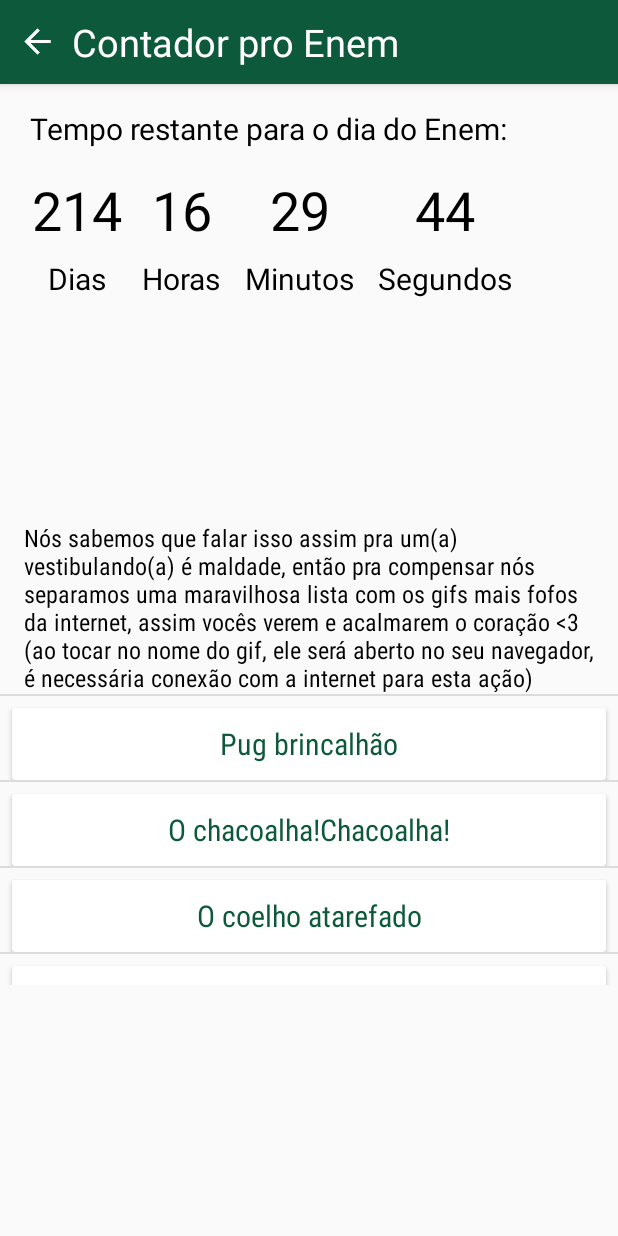
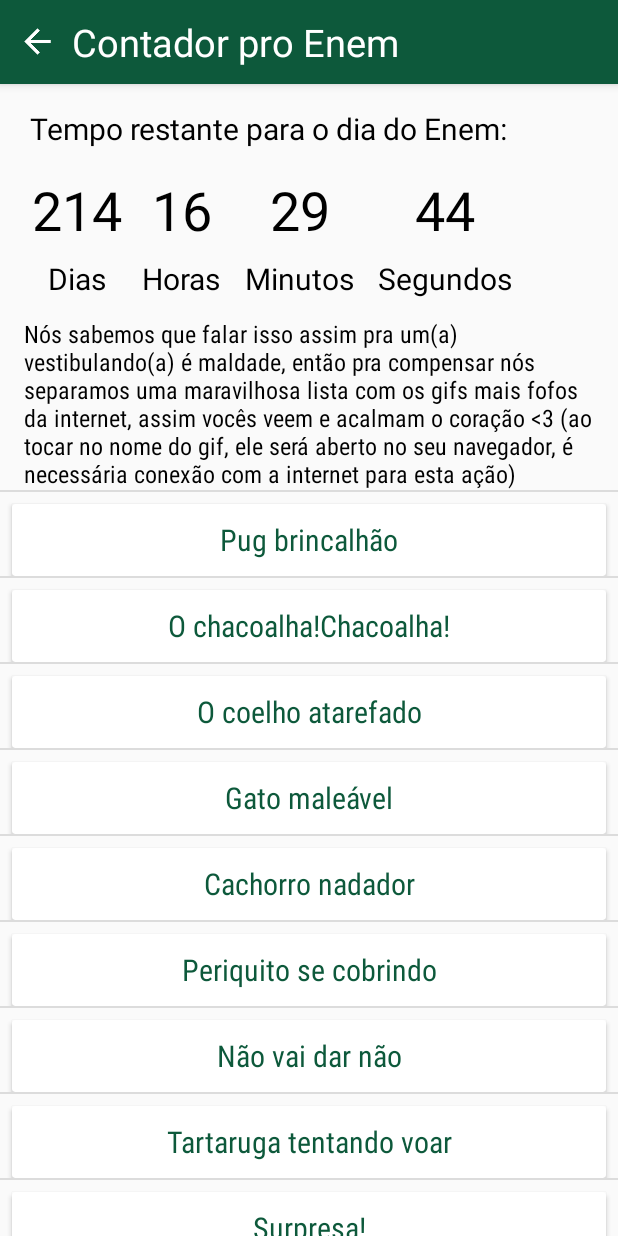
Before and after one commit to centralufabc/centralepufabc, an Android app: the contador screen opened directly, with no data from a screen before it, on a phone screen of 412 x 824 dp. Run offline under Robolectric (Android 15) with nearby library versions, the phone set to English and light mode, and no system bars.

Commit message:
Lista de gif's ajustada

```diff
--- a/app/src/main/java/central/centralepufabc/contador.java
+++ b/app/src/main/java/central/centralepufabc/contador.java
@@ -79,7 +79,7 @@ public class contador extends AppCompatActivity {
     }
 
     public void carregar_lista(){
-        arrayAreas.add(new Gif("Nós sabemos que falar isso assim pra um(a) vestibulando(a) é maldade, então pra compensar nós separamos uma maravilhosa lista com os gifs mais fofos da internet, assim vocês verem e acalmarem o coração <3 (ao tocar no nome do gif, ele será aberto no seu navegador, é necessária conexão com a internet para esta ação)",""));
+        arrayAreas.add(new Gif("Nós sabemos que falar isso assim pra um(a) vestibulando(a) é maldade, então pra compensar nós separamos uma maravilhosa lista com os gifs mais fofos da internet, assim vocês veem e acalmam o coração <3 (ao tocar no nome do gif, ele será aberto no seu navegador, é necessária conexão com a internet para esta ação)",""));
         arrayAreas.add(new Gif("Pug brincalhão","https://img.buzzfeed.com/buzzfeed-static/static/enhanced/webdr06/2013/5/31/10/anigif_enhanced-buzz-3662-1370010446-11.gif?downsize=715:*&output-format=auto&output-quality=auto"));
         arrayAreas.add(new Gif("O chacoalha!Chacoalha!","https://img.buzzfeed.com/buzzfeed-static/static/enhanced/webdr06/2013/5/30/18/anigif_enhanced-buzz-10922-1369953122-8.gif?downsize=715:*&output-format=auto&output-quality=auto"));
         arrayAreas.add(new Gif("O coelho atarefado","https://img.buzzfeed.com/buzzfeed-static/static/enhanced/webdr01/2013/5/30/18/anigif_enhanced-buzz-28498-1369952815-11.gif?downsize=715:*&output-format=auto&output-quality=auto"));
@@ -98,20 +98,12 @@ public class contador extends AppCompatActivity {
         arrayAreas.add(new Gif("Sono tranquilo","https://img.buzzfeed.com/buzzfeed-static/static/enhanced/webdr03/2013/5/30/17/anigif_enhanced-buzz-1832-1369951156-8.gif?downsize=715:*&output-format=auto&output-quality=auto"));
         arrayAreas.add(new Gif("Cansado","https://img.buzzfeed.com/buzzfeed-static/static/enhanced/webdr05/2013/5/30/16/anigif_enhanced-buzz-29323-1369944638-21.gif?downsize=715:*&output-format=auto&output-quality=auto"));
         arrayAreas.add(new Gif("DOGleiro","https://img.buzzfeed.com/buzzfeed-static/static/enhanced/webdr02/2013/5/30/18/anigif_enhanced-buzz-3389-1369954359-12.gif?downsize=715:*&output-format=auto&output-quality=auto"));
-        /*arrayAreas.add(new Gif("",""));
-        arrayAreas.add(new Gif("",""));
-        arrayAreas.add(new Gif("",""));
-        arrayAreas.add(new Gif("",""));
-        arrayAreas.add(new Gif("",""));
-        arrayAreas.add(new Gif("",""));
-        arrayAreas.add(new Gif("",""));
-        arrayAreas.add(new Gif("",""));
-        arrayAreas.add(new Gif("",""));
-        arrayAreas.add(new Gif("",""));
-        arrayAreas.add(new Gif("",""));
-        arrayAreas.add(new Gif("",""));
-        arrayAreas.add(new Gif("",""));
-        */
+        arrayAreas.add(new Gif("Hoje não","https://i1.wp.com/biosom.com.br/blog/wp-content/uploads/2015/08/gifs-engraçados-com-animais-de-estimação.gif?resize=350%2C253&ssl=1"));
+        arrayAreas.add(new Gif("DJ","https://i2.wp.com/biosom.com.br/blog/wp-content/uploads/2015/08/animais-de-estimação2.gif?resize=480%2C360"));
+        arrayAreas.add(new Gif("Até mais!","https://i2.wp.com/biosom.com.br/blog/wp-content/uploads/2015/08/animais-de-estimação3.gif?resize=360%2C203"));
+        arrayAreas.add(new Gif("Malhando","https://i2.wp.com/biosom.com.br/blog/wp-content/uploads/2015/08/animais-de-estimação6.gif?resize=366%2C259"));
+        arrayAreas.add(new Gif("Olha aqui como faz","https://i2.wp.com/biosom.com.br/blog/wp-content/uploads/2015/08/animais-de-estimação7.gif?resize=400%2C229"));
+        arrayAreas.add(new Gif("Me deixa ver TV em paz","https://i2.wp.com/biosom.com.br/blog/wp-content/uploads/2015/08/animais-de-estimação-tv.gif?resize=320%2C240"));
 
         adapter=new Gif_adapater(this,arrayAreas);
         lista.setAdapter(adapter);
--- a/app/src/main/res/layout/content_contador.xml
+++ b/app/src/main/res/layout/content_contador.xml
@@ -130,13 +130,12 @@
     <ListView
         android:layout_width="0dp"
         android:id="@+id/lista_gifs"
-        android:layout_height="317dp"
+        android:layout_height="0dp"
+        android:layout_marginTop="4dp"
         app:layout_constraintBottom_toBottomOf="parent"
-        android:layout_marginBottom="0dp"
-        app:layout_constraintTop_toTopOf="@+id/textView23"
+        app:layout_constraintTop_toBottomOf="@+id/textView23"
         app:layout_constraintRight_toRightOf="parent"
-        app:layout_constraintLeft_toLeftOf="parent"
-        android:layout_marginTop="0dp" />
+        app:layout_constraintLeft_toLeftOf="parent" />
 
 
 </android.support.constraint.ConstraintLayout>
```
